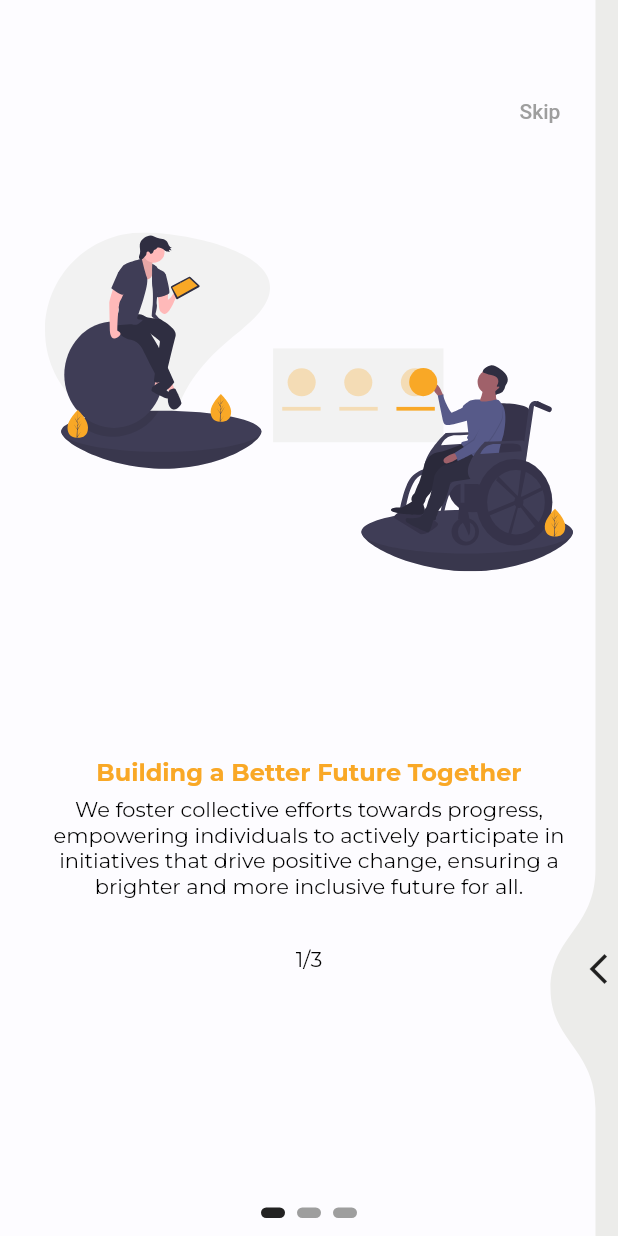
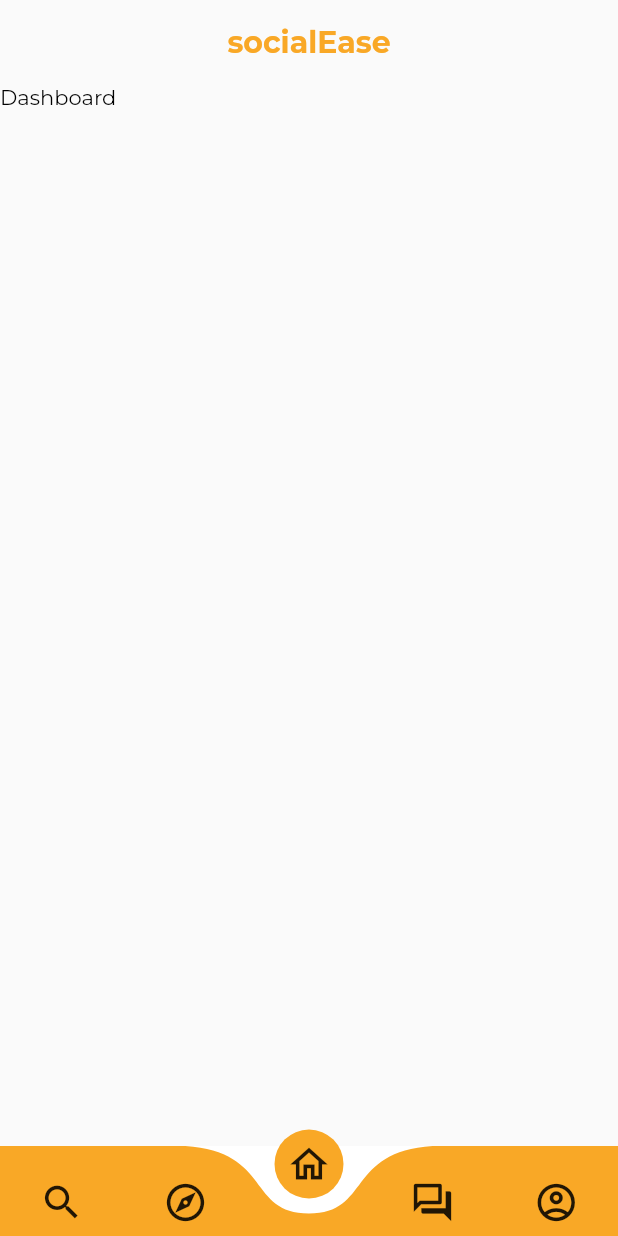
Before and after one commit to jtrznadel/social_ease, a Flutter app: the screen it shows once a user with an empty profile is signed in, on a phone screen of 412 x 824 dp. Run offline on Flutter 3.47's test engine with Material 2 defaults, Android fonts, the phone set to English and light mode, and no system bars; drawn by our look-alikes of curved_navigation_bar, liquid_swipe, smooth_page_indicator; our stand-ins replace awesome_notifications, firebase_auth, firebase_core, flutter_otp_text_field, flutter_svg, get and 1 more; accounts and stored records are empty.

Commit message:
userProfile and LogginIn feature added

```diff
--- a/lib/constants/colors.dart
+++ b/lib/constants/colors.dart
@@ -2,6 +2,7 @@ import 'package:flutter/material.dart';
 
 const tPrimaryColor = Color(0xFFF9A826);
 const tSecondaryColor = Colors.black54;
+const tTertiaryColor = Color(0xFFfad487);
 
 const tWhiteColor = Colors.white;
 
--- a/lib/constants/sizes.dart
+++ b/lib/constants/sizes.dart
@@ -1,3 +1,4 @@
 const tDefaultSize = 30.0;
 const tFormHeight = 30.0;
 const tButtonHeight = 15.0;
+const tDashboardPadding = 20.0;
--- a/lib/constants/text_strings.dart
+++ b/lib/constants/text_strings.dart
@@ -37,3 +37,6 @@ const String tForgotPasswordSuccessSubTitle =
 const String tForgotPasswordResetTitle = "Reset password";
 const String tForgotPasswordResetSubTitle =
     "You're almost finished. Create a secure password below, entering it twice for confirmation";
+
+// -- Dashboard Text
+const String tAppName = "socialEase";
--- /dev/null
+++ b/lib/features/core/navigation_profile.dart
@@ -0,0 +1,84 @@
+import 'package:curved_navigation_bar/curved_navigation_bar.dart';
+import 'package:flutter/material.dart';
+import 'package:social_ease/constants/colors.dart';
+import 'package:social_ease/features/core/screens/dashboard/dashboard_screen.dart';
+import 'package:social_ease/features/core/screens/explore/explore_screen.dart';
+import 'package:social_ease/features/core/screens/message_centre/message_centre_screen.dart';
+import 'package:social_ease/features/core/screens/search/search_screen.dart';
+import 'package:social_ease/features/core/screens/user_profile/user_profile_screen.dart';
+
+import '../../../../constants/text_strings.dart';
+
+class NavigationProfile extends StatefulWidget {
+  const NavigationProfile({super.key});
+  @override
+  State<NavigationProfile> createState() => _NavigationProfile();
+}
+
+const items = [
+  Icon(
+    Icons.search,
+    size: 30,
+  ),
+  Icon(
+    Icons.explore_outlined,
+    size: 30,
+  ),
+  Icon(
+    Icons.home_outlined,
+    size: 30,
+  ),
+  Icon(
+    Icons.question_answer_outlined,
+    size: 30,
+  ),
+  Icon(
+    Icons.account_circle_outlined,
+    size: 30,
+  ),
+];
+
+class _NavigationProfile extends State<NavigationProfile> {
+  final _pageController = PageController(initialPage: 2);
+
+  @override
+  Widget build(BuildContext context) {
+    final txtTheme = Theme.of(context).textTheme;
+    return Scaffold(
+      appBar: AppBar(
+        title: Text(tAppName, style: txtTheme.titleLarge),
+        centerTitle: true,
+        backgroundColor: Colors.transparent,
+        elevation: 0,
+      ),
+      body: PageView(
+        controller: _pageController,
+        children: const <Widget>[
+          SearchScreen(),
+          ExploreScreen(),
+          DashboardScreen(),
+          MessageCentreScreen(),
+          UserProfileScreen()
+        ],
+        onPageChanged: (int index) {
+          setState(() {
+            _pageController.jumpToPage(index);
+          });
+        },
+      ),
+      bottomNavigationBar: CurvedNavigationBar(
+        animationCurve: Curves.easeInOutCubic,
+        index: 2,
+        backgroundColor: Colors.white,
+        color: tPrimaryColor,
+        height: 60,
+        items: items,
+        onTap: (int index) {
+          setState(() {
+            _pageController.jumpToPage(index);
+          });
+        },
+      ),
+    );
+  }
+}
--- /dev/null
+++ b/lib/features/core/screens/dashboard/dashboard_screen.dart
@@ -0,0 +1,13 @@
+import 'package:flutter/material.dart';
+
+class DashboardScreen extends StatelessWidget {
+  const DashboardScreen({super.key});
+
+  @override
+  Widget build(BuildContext context) {
+    final txtTheme = Theme.of(context).textTheme;
+    return Container(
+      child: const Text("Dashboard"),
+    );
+  }
+}
--- a/lib/main.dart
+++ b/lib/main.dart
@@ -2,7 +2,7 @@ import 'package:awesome_notifications/awesome_notifications.dart';
 import 'package:firebase_core/firebase_core.dart';
 import 'package:flutter/material.dart';
 import 'package:get/get.dart';
-import 'package:social_ease/features/authentication/screens/on_boarding/on_boarding_screen.dart';
+import 'package:social_ease/features/core/navigation_profile.dart';
 import 'package:social_ease/firebase_options.dart';
 import 'package:social_ease/repository/authentication_repository/authentication_repository.dart';
 import 'package:social_ease/utilities/theme.dart';
@@ -49,7 +49,7 @@ class _MyAppState extends State<MyApp> {
       themeMode: ThemeMode.system,
       theme: TAppTheme.lightTheme,
       darkTheme: TAppTheme.darkTheme,
-      home: const OnBoardingScreen(),
+      home: const NavigationProfile(),
     );
   }
 }
--- a/lib/repository/authentication_repository/authentication_repository.dart
+++ b/lib/repository/authentication_repository/authentication_repository.dart
@@ -1,9 +1,10 @@
 import 'package:firebase_auth/firebase_auth.dart';
 import 'package:get/get.dart';
 import 'package:social_ease/features/authentication/screens/login/login_screen.dart';
-import 'package:social_ease/features/authentication/screens/on_boarding/on_boarding_screen.dart';
 import 'package:social_ease/features/authentication/screens/welcome/welcome_screen.dart';
 import 'package:social_ease/repository/authentication_repository/exceptions/signup_email_password_failure.dart';
+
+import '../../features/core/navigation_profile.dart';
 
 class AuthenticationRepository extends GetxController {
   static AuthenticationRepository get instance => Get.find();
@@ -21,7 +22,7 @@ class AuthenticationRepository extends GetxController {
   _setInitialScreen(User? user) {
     user == null
         ? Get.offAll(() => const WelcomeScreen())
-        : Get.offAll(() => const OnBoardingScreen());
+        : Get.offAll(() => const NavigationProfile());
   }
 
   Future<void> createUserWithEmailAndPassword(String email, String password) async {
--- a/pubspec.yaml
+++ b/pubspec.yaml
@@ -44,6 +44,8 @@ dependencies:
   awesome_notifications: ^0.7.4+1
   firebase_core: ^2.13.1
   firebase_auth: ^4.6.2
+  google_nav_bar: ^5.0.6
+  curved_navigation_bar: ^1.0.3
 
 dev_dependencies:
   flutter_test:
@@ -72,6 +74,7 @@ flutter:
     - assets/images/on_boarding_images/
     - assets/images/welcome_images/
     - assets/images/forgot_password_images/
+    - assets/images/avatar/
     - assets/logos/
   # An image asset can refer to one or more resolution-specific "variants", see
   # https://flutter.dev/assets-and-images/#resolution-aware
```
Also changed, not shown: lib/constants/image_strings.dart (+6 -6 lines), lib/features/authentication/controllers/login_controller.dart (added, +18 -0 lines), lib/features/authentication/screens/login/widgets/login_form_widget.dart (+15 -1 lines), lib/features/core/screens/explore/explore_screen.dart (added, +12 -0 lines), lib/features/core/screens/message_centre/message_centre_screen.dart (added, +12 -0 lines), lib/features/core/screens/search/search_screen.dart (added, +12 -0 lines), lib/features/core/screens/user_profile/user_profile_screen.dart (added, +58 -0 lines), lib/features/core/screens/user_profile/widgets/user_avatar_widget.dart (added, +38 -0 lines), lib/features/core/screens/user_profile/widgets/user_profile_button_widget.dart (added, +42 -0 lines), assets/images/avatar/avatar_image.jpg (added), pubspec.lock.
